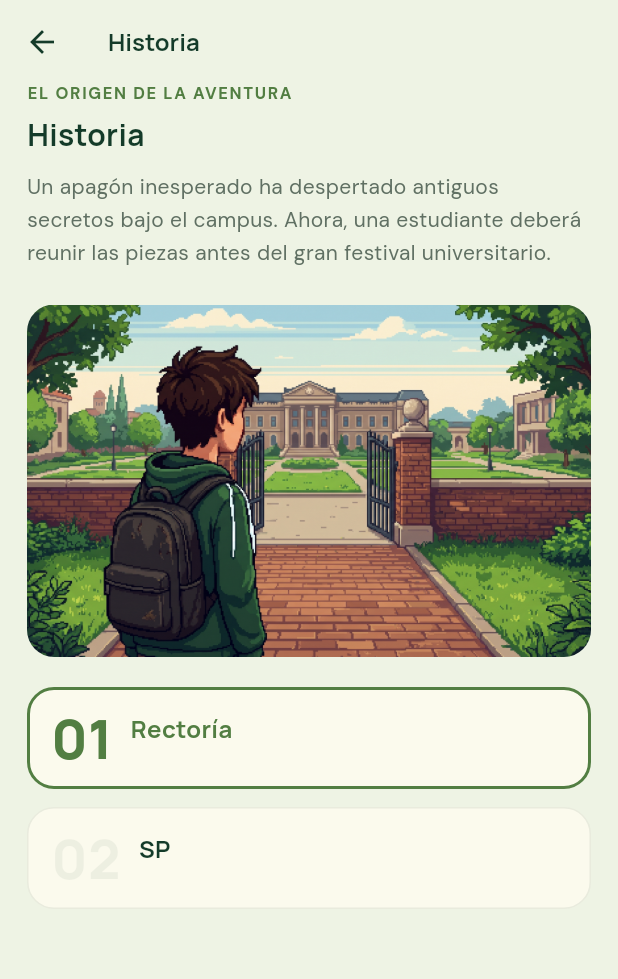
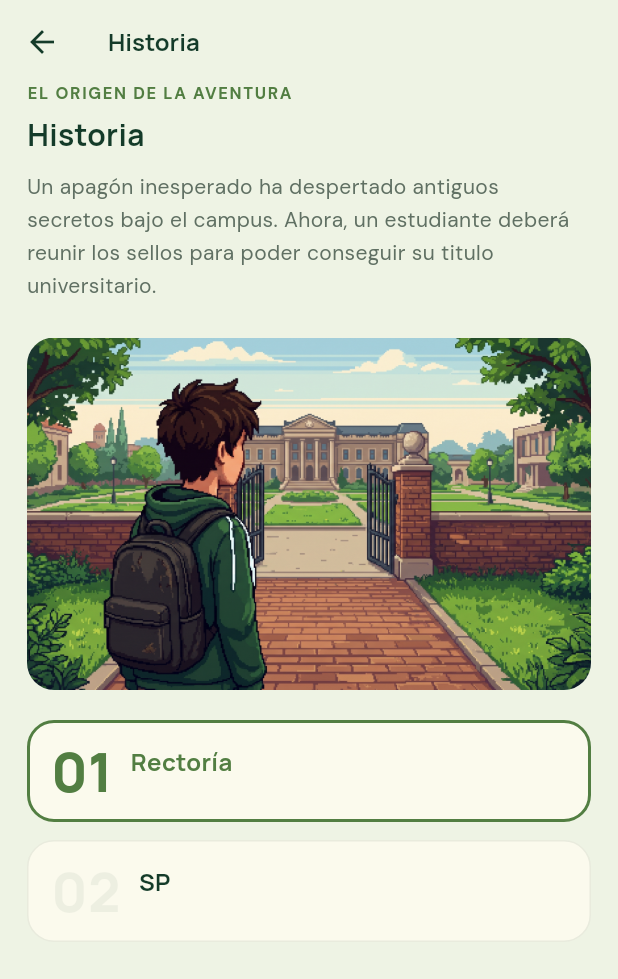
Before and after one commit to Nekros981/Movil, a Flutter app: the SectionScreen screen opened directly with sample values from the repository, on a phone screen of 412 x 824 dp. Shown: the top 979 px of the screen. Run offline on Flutter 3.47's test engine with Material 3 defaults, Android fonts, the phone set to English and light mode, and no system bars; our stand-ins replace audioplayers, google_fonts, image_picker, supabase_flutter; accounts and stored records are empty.

Commit message:
Actualizar el párrafo de Historia para hablar de los sellos y el título universitario.
Co-authored-by: Cursor <cursoragent@cursor.com>

```diff
--- a/lib/features/archive/wiki_sections.dart
+++ b/lib/features/archive/wiki_sections.dart
@@ -25,10 +25,7 @@ class WikiSection {
 }
 
 class WikiEntry {
-  const WikiEntry({
-    required this.title,
-    required this.imageAsset,
-  });
+  const WikiEntry({required this.title, required this.imageAsset});
 
   final String title;
   final String imageAsset;
@@ -40,10 +37,7 @@ const wikiEntriesBySection = <String, List<WikiEntry>>{
       title: 'Rectoría',
       imageAsset: 'assets/img/historia/Rectoria.jpeg',
     ),
-    WikiEntry(
-      title: 'SP',
-      imageAsset: 'assets/img/historia/SP.jpeg',
-    ),
+    WikiEntry(title: 'SP', imageAsset: 'assets/img/historia/SP.jpeg'),
   ],
   'personajes': [
     WikiEntry(
@@ -84,8 +78,7 @@ const wikiSections = <WikiSection>[
     color: AppColors.secondary,
     iconBackground: AppColors.secondarySoft,
     icon: Icons.menu_book_outlined,
-    intro:
-        'Un apagón inesperado ha despertado antiguos secretos bajo el campus. Ahora, una estudiante deberá reunir las piezas antes del gran festival universitario.',
+    intro: 'Un apagón inesperado ha despertado antiguos secretos bajo el campus. Ahora, un estudiante deberá reunir los sellos para poder conseguir su titulo universitario.',
   ),
   WikiSection(
     id: 'personajes',
@@ -95,8 +88,7 @@ const wikiSections = <WikiSection>[
     color: AppColors.sage,
     iconBackground: AppColors.sageSoft,
     icon: Icons.groups_outlined,
-    intro:
-        'Conoce al equipo que hará de esta aventura algo inolvidable. Cada personaje tiene habilidades críticas para superar los desafíos del campus.',
+    intro: 'Conoce al equipo que hará de esta aventura algo inolvidable. Cada personaje tiene habilidades críticas para superar los desafíos del campus.',
   ),
   WikiSection(
     id: 'storyboard',
@@ -106,7 +98,6 @@ const wikiSections = <WikiSection>[
     color: AppColors.storyboard,
     iconBackground: AppColors.accentSoft,
     icon: Icons.dashboard_outlined,
-    intro:
-        'Sigue la aventura cuadro por cuadro y descubre cómo se construyen los momentos más importantes de Campus Quest.',
+    intro: 'Sigue la aventura cuadro por cuadro y descubre cómo se construyen los momentos más importantes de Campus Quest.',
   ),
 ];
```
